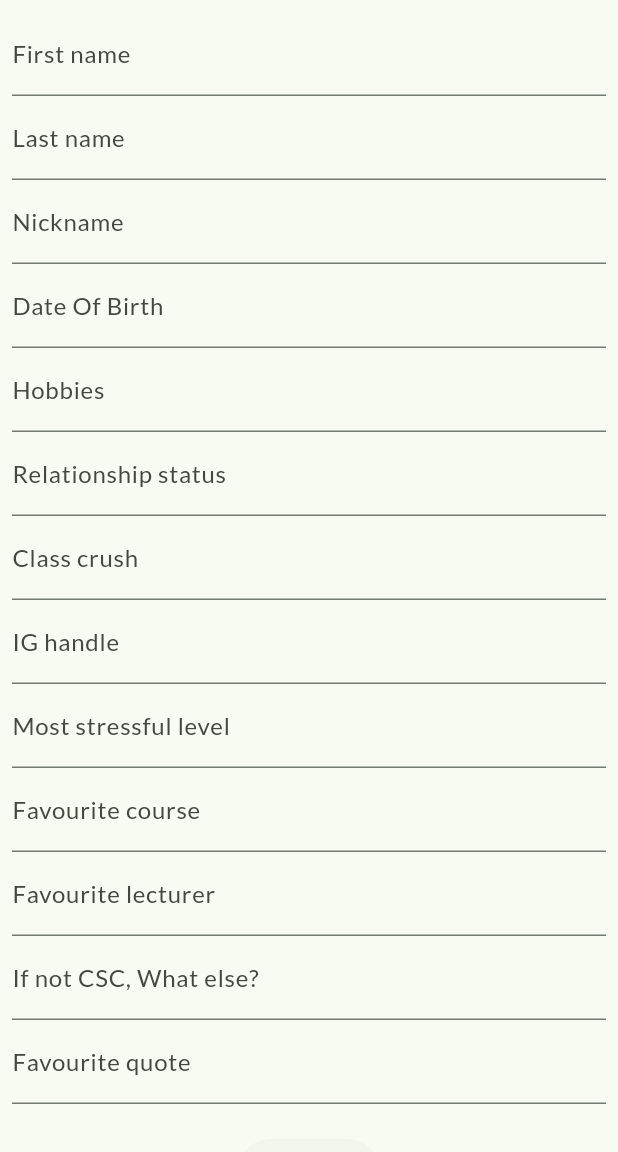
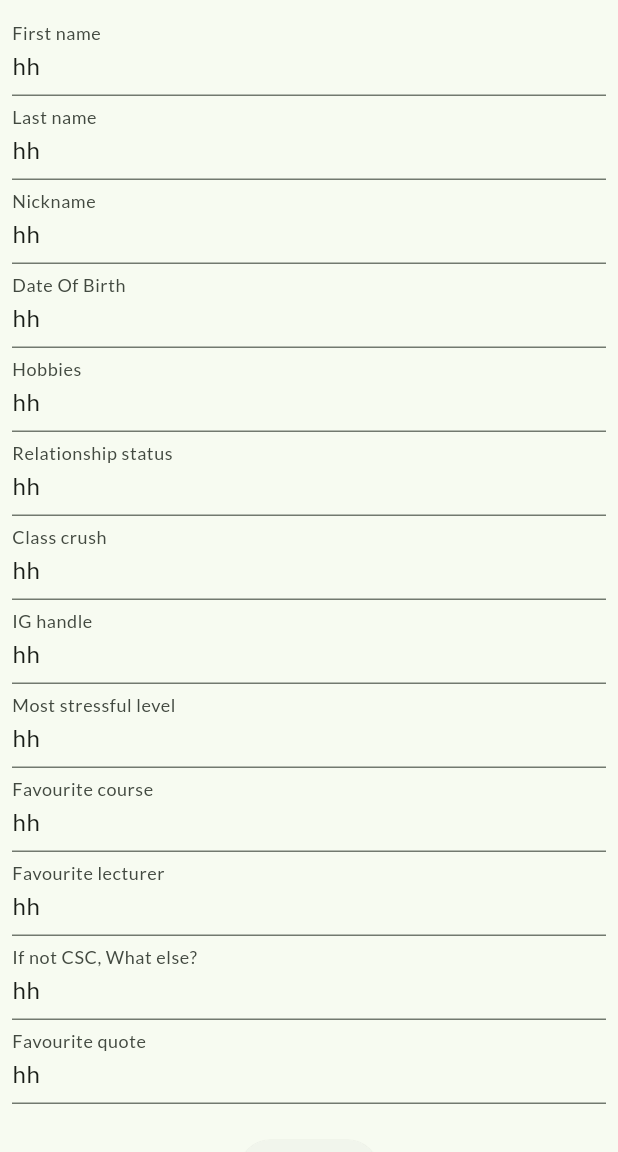
Before and after one commit to Ahmadu-Suleiman/Ahmadu-Suleiman-Website, a Flutter app: the CscDetailsUpload screen opened by its route, on a phone screen of 412 x 824 dp, the part 84-1236 px from its top. Run offline on Flutter 3.47's test engine with Material 3 defaults, Android fonts, the phone set to English and light mode, and no system bars; our stand-ins replace flutter_widget_from_html, font_awesome_flutter, go_router.

Commit message:
add csc pages

```diff
--- a/lib/others/csc_details_upload.dart
+++ b/lib/others/csc_details_upload.dart
@@ -5,20 +5,32 @@ import 'package:go_router/go_router.dart';
 class CscDetailsUpload extends StatelessWidget {
   CscDetailsUpload({super.key});
 
-  final TextEditingController firstnameController = TextEditingController();
-  final TextEditingController lastnameController = TextEditingController();
-  final TextEditingController nicknameController = TextEditingController();
-  final TextEditingController dobController = TextEditingController();
-  final TextEditingController originController = TextEditingController();
-  final TextEditingController hobbiesController = TextEditingController();
-  final TextEditingController relationshipController = TextEditingController();
-  final TextEditingController crushController = TextEditingController();
-  final TextEditingController igController = TextEditingController();
-  final TextEditingController stressLevelController = TextEditingController();
-  final TextEditingController courseController = TextEditingController();
-  final TextEditingController lecturerController = TextEditingController();
-  final TextEditingController whatElseController = TextEditingController();
-  final TextEditingController quoteController = TextEditingController();
+  final TextEditingController firstnameController =
+      TextEditingController(text: 'hh');
+  final TextEditingController lastnameController =
+      TextEditingController(text: 'hh');
+  final TextEditingController nicknameController =
+      TextEditingController(text: 'hh');
+  final TextEditingController dobController = TextEditingController(text: 'hh');
+  final TextEditingController originController =
+      TextEditingController(text: 'hh');
+  final TextEditingController hobbiesController =
+      TextEditingController(text: 'hh');
+  final TextEditingController relationshipController =
+      TextEditingController(text: 'hh');
+  final TextEditingController crushController =
+      TextEditingController(text: 'hh');
+  final TextEditingController igController = TextEditingController(text: 'hh');
+  final TextEditingController stressLevelController =
+      TextEditingController(text: 'hh');
+  final TextEditingController courseController =
+      TextEditingController(text: 'hh');
+  final TextEditingController lecturerController =
+      TextEditingController(text: 'hh');
+  final TextEditingController whatElseController =
+      TextEditingController(text: 'hh');
+  final TextEditingController quoteController =
+      TextEditingController(text: 'hh');
 
   final formKey = GlobalKey<FormState>();
 
```
Also changed, not shown: lib/others/csc_personality_page.dart (+16 -19 lines), lib/routes.dart (+9 -0 lines).
